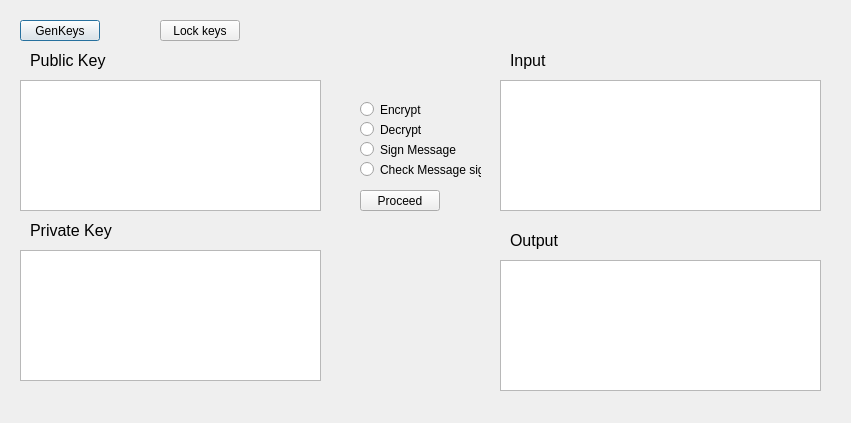
Before: the Qt Designer form dialog.ui in Lerksy/RSALabs, drawn with Qt 5.
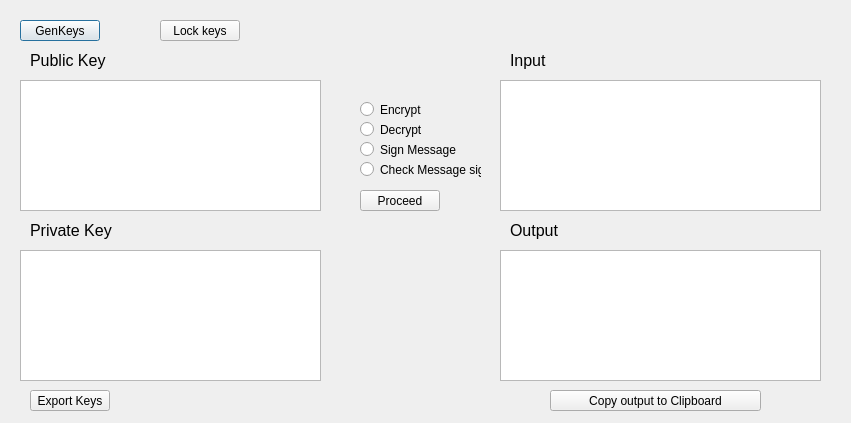
After: the same form once the commit is applied.

Commit message: Added some buttons for automatisation.

Diff of the .ui file:
```diff
--- a/dialog.ui
+++ b/dialog.ui
@@ -45,7 +45,7 @@
    <property name="geometry">
     <rect>
      <x>510</x>
-     <y>230</y>
+     <y>220</y>
      <width>71</width>
      <height>21</height>
     </rect>
@@ -63,7 +63,7 @@
    <property name="geometry">
     <rect>
      <x>500</x>
-     <y>260</y>
+     <y>250</y>
      <width>321</width>
      <height>131</height>
     </rect>
@@ -216,6 +216,32 @@
     <string>Check Message sign</string>
    </property>
   </widget>
+  <widget class="QPushButton" name="exportKeysButton">
+   <property name="geometry">
+    <rect>
+     <x>30</x>
+     <y>390</y>
+     <width>80</width>
+     <height>21</height>
+    </rect>
+   </property>
+   <property name="text">
+    <string>Export Keys</string>
+   </property>
+  </widget>
+  <widget class="QPushButton" name="copyOutputButton">
+   <property name="geometry">
+    <rect>
+     <x>550</x>
+     <y>390</y>
+     <width>211</width>
+     <height>21</height>
+    </rect>
+   </property>
+   <property name="text">
+    <string>Copy output to Clipboard</string>
+   </property>
+  </widget>
  </widget>
  <resources/>
  <connections/>
```
The commit also changes 2 other files.
